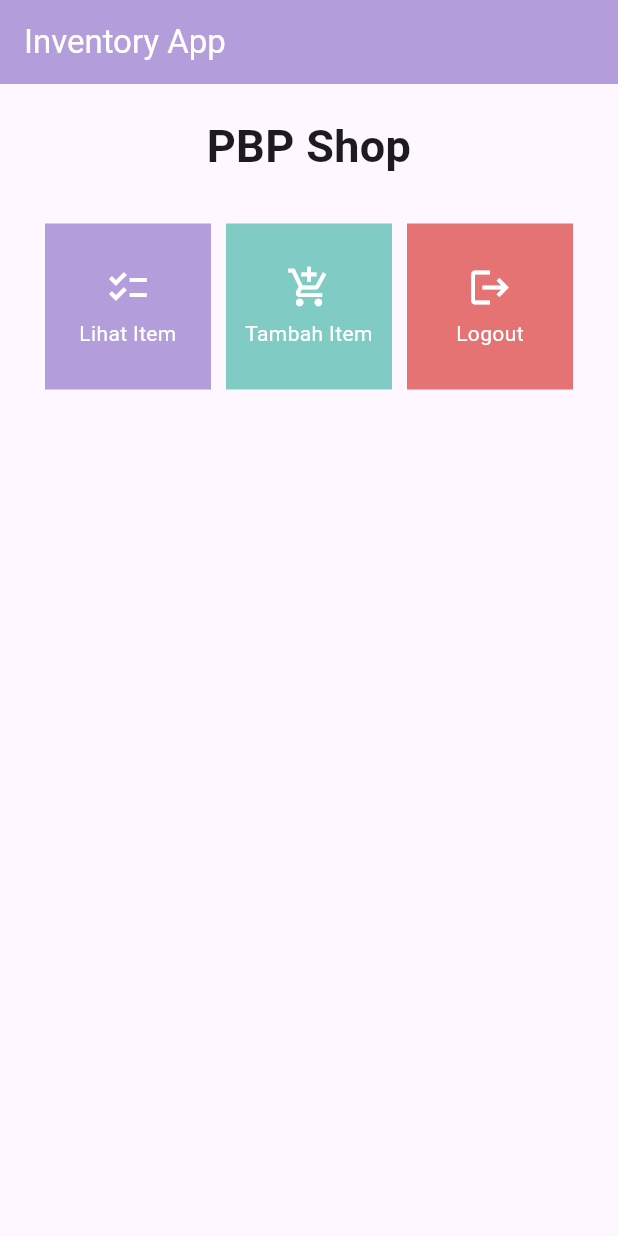
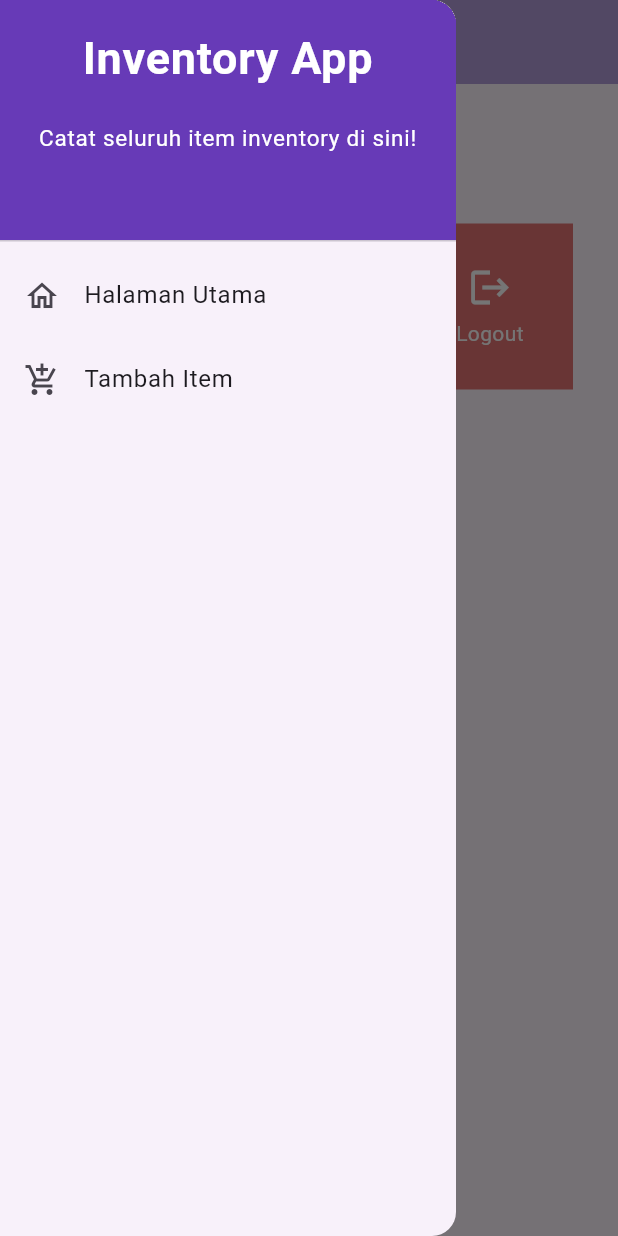
Before and after one commit to citraandh/inventory-app-mobile, a Flutter app: the screen it shows after launch, with the side drawer open (before the commit the screen has no drawer), on a phone screen of 412 x 824 dp. Run offline on Flutter 3.47's test engine with Material 2 defaults, Android fonts, the phone set to English and light mode, and no system bars.

Commit message:
Tugas 8 Updated

```diff
--- a/lib/main.dart
+++ b/lib/main.dart
@@ -1,5 +1,5 @@
 import 'package:flutter/material.dart';
-import 'package:inventory_mobile/menu.dart';
+import 'package:inventory_mobile/screens/menu.dart';
 void main() {
   runApp(const MyApp());
 }
--- a/lib/menu.dart
+++ b/lib/screens/menu.dart
@@ -1,4 +1,7 @@
 import 'package:flutter/material.dart';
+// Impor drawer widget
+import 'package:inventory_mobile/widgets/left_drawer.dart';
+import 'package:inventory_mobile/widgets/shop_card.dart';
 
 class MyHomePage extends StatelessWidget {
     MyHomePage({Key? key}) : super(key: key);
@@ -25,6 +28,8 @@ class MyHomePage extends StatelessWidget {
         backgroundColor: Colors.deepPurple.shade200,// deepPurple background color
         foregroundColor: Colors.white,// White 'Inventory App' text
       ),
+      // Masukkan drawer sebagai parameter nilai drawer dari widget Scaffold
+      drawer: const LeftDrawer(),
       body: SingleChildScrollView(
         // Widget wrapper yang dapat discroll
         child: Padding(
@@ -65,56 +70,3 @@ class MyHomePage extends StatelessWidget {
     );
   }
 }
-class ShopItem {
-  final String name;
-  final IconData icon;
-  // Warna
-  final Color color;
-
-  ShopItem(this.name, this.icon, this.color);
-}
-
-class ShopCard extends StatelessWidget {
-  final ShopItem item;
-
-  const ShopCard(this.item, {super.key}); // Constructor
-
-  @override
-  Widget build(BuildContext context) {
-    return Material(
-      color: item.color,
-      child: InkWell(
-        // Area responsive terhadap sentuhan
-        onTap: () {
-          // Memunculkan SnackBar ketika diklik
-          ScaffoldMessenger.of(context)
-            ..hideCurrentSnackBar()
-            ..showSnackBar(SnackBar(
-                content: Text("Kamu telah menekan tombol ${item.name}")));
-        },
-        child: Container(
-          // Container untuk menyimpan Icon dan Text
-          padding: const EdgeInsets.all(8),
-          child: Center(
-            child: Column(
-              mainAxisAlignment: MainAxisAlignment.center,
-              children: [
-                Icon(
-                  item.icon,
-                  color: Colors.white,
-                  size: 30.0,
-                ),
-                const Padding(padding: EdgeInsets.all(3)),
-                Text(
-                  item.name,
-                  textAlign: TextAlign.center,
-                  style: const TextStyle(color: Colors.white),
-                ),
-              ],
-            ),
-          ),
-        ),
-      ),
-    );
-  }
-}
--- /dev/null
+++ b/lib/widgets/left_drawer.dart
@@ -0,0 +1,66 @@
+import 'package:flutter/material.dart';
+import 'package:inventory_mobile/screens/menu.dart';
+import 'package:inventory_mobile/screens/inventory_form.dart';
+
+class LeftDrawer extends StatelessWidget {
+  const LeftDrawer({super.key});
+
+  @override
+  Widget build(BuildContext context) {
+    return Drawer(
+      child: ListView(
+        children: [
+          const DrawerHeader(
+            // Bagian drawer header
+            decoration: BoxDecoration(
+              color:  Colors.deepPurple,
+            ),
+            child: Column(
+              children: [
+                Text('Inventory App',
+                textAlign: TextAlign.center ,
+                style: TextStyle(
+                  fontSize: 30,
+                  fontWeight: FontWeight.bold,
+                  color: Colors.white,
+                ),
+              ),
+              Padding(padding: EdgeInsets.all(10)),
+              Text("Catat seluruh item inventory di sini!",
+              textAlign: TextAlign.center,
+                    style: TextStyle(
+                    fontSize: 15,
+                    color: Colors.white,)
+                ),
+            ],
+          ),
+        ),
+          // Bagian routing
+          ListTile(
+              leading: const Icon(Icons.home_outlined),
+              title: const Text('Halaman Utama'),
+              // Bagian redirection ke MyHomePage
+              onTap: () {
+                Navigator.pushReplacement(
+                    context,
+                    MaterialPageRoute(
+                      builder: (context) => MyHomePage(),
+                    ));
+              },
+            ),
+            ListTile(
+              leading: const Icon(Icons.add_shopping_cart),
+              title: const Text('Tambah Item'),
+              // Bagian redirection ke ShopFormPage
+              onTap: () {
+                Navigator.pushReplacement(
+                  context,
+                  MaterialPageRoute(builder: (context) => ShopFormPage(),
+                  ));
+              },
+            ),
+                    ],
+                  ),
+                );
+              }
+            }
--- /dev/null
+++ b/lib/widgets/shop_card.dart
@@ -0,0 +1,61 @@
+import 'package:inventory_mobile/screens/inventory_form.dart';
+import 'package:flutter/material.dart';
+
+class ShopItem {
+  final String name;
+  final IconData icon;
+  // Warna
+  final Color color;
+
+  ShopItem(this.name, this.icon, this.color);
+}
+
+class ShopCard extends StatelessWidget {
+  final ShopItem item;
+
+  const ShopCard(this.item, {super.key}); // Constructor
+
+  @override
+  Widget build(BuildContext context) {
+    return Material(
+      color: item.color,
+      child: InkWell(
+        // Area responsive terhadap sentuhan
+        onTap: () {
+          // Memunculkan SnackBar ketika diklik
+          ScaffoldMessenger.of(context)
+            ..hideCurrentSnackBar()
+            ..showSnackBar(SnackBar(
+                content: Text("Kamu telah menekan tombol ${item.name}")));
+                // Navigate ke route yang sesuai (tergantung jenis tombol)
+                if (item.name == "Tambah Item") {
+                  Navigator.push(context,
+                    MaterialPageRoute(builder: (context) => const ShopFormPage()));
+                }
+        },
+        child: Container(
+          // Container untuk menyimpan Icon dan Text
+          padding: const EdgeInsets.all(8),
+          child: Center(
+            child: Column(
+              mainAxisAlignment: MainAxisAlignment.center,
+              children: [
+                Icon(
+                  item.icon,
+                  color: Colors.white,
+                  size: 30.0,
+                ),
+                const Padding(padding: EdgeInsets.all(3)),
+                Text(
+                  item.name,
+                  textAlign: TextAlign.center,
+                  style: const TextStyle(color: Colors.white),
+                ),
+              ],
+            ),
+          ),
+        ),
+      ),
+    );
+  }
+}
```
Also changed, not shown: lib/screens/inventory_form.dart (added, +202 -0 lines), 1 other file.
